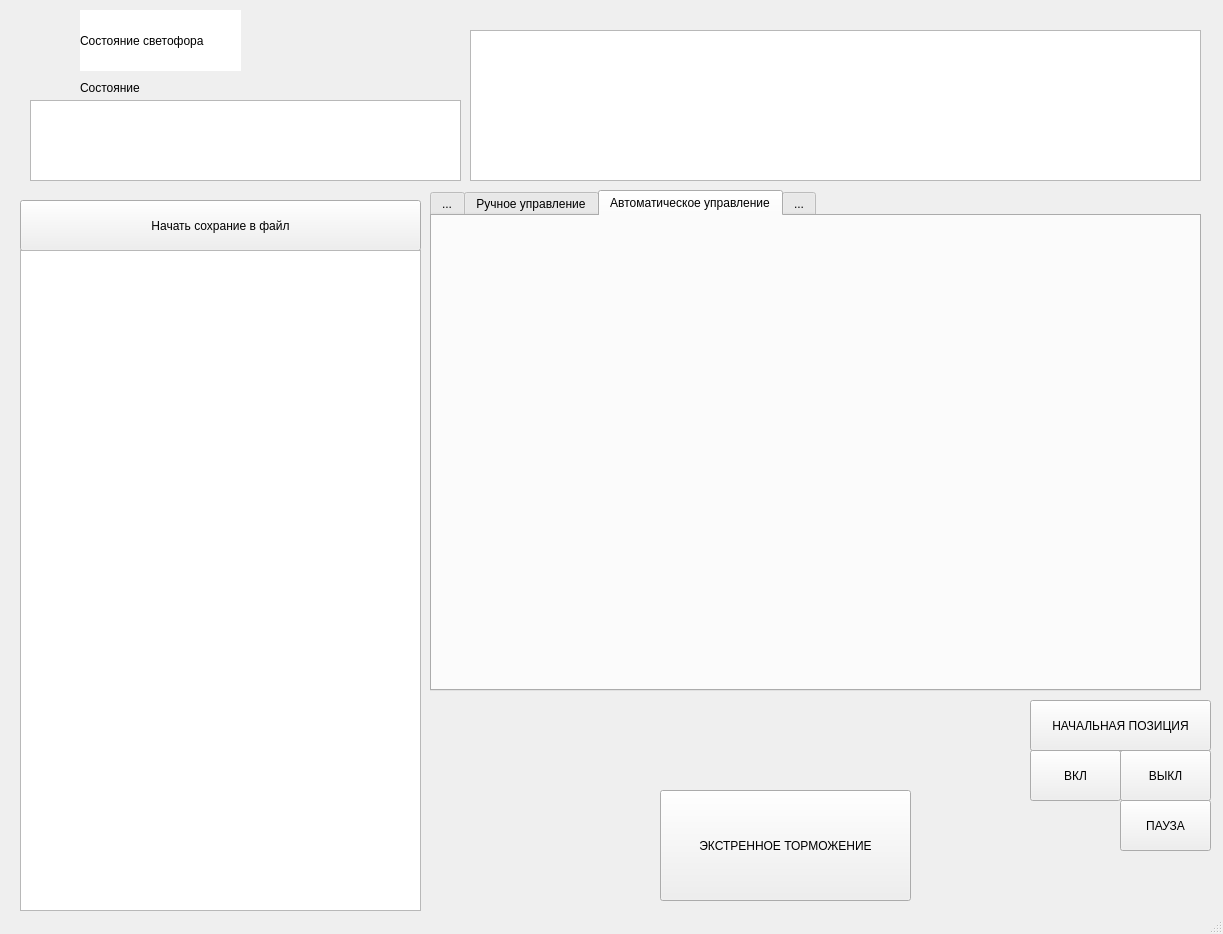
Qt form second/designe.ui (GogolevBat/Robotics) before a commit.
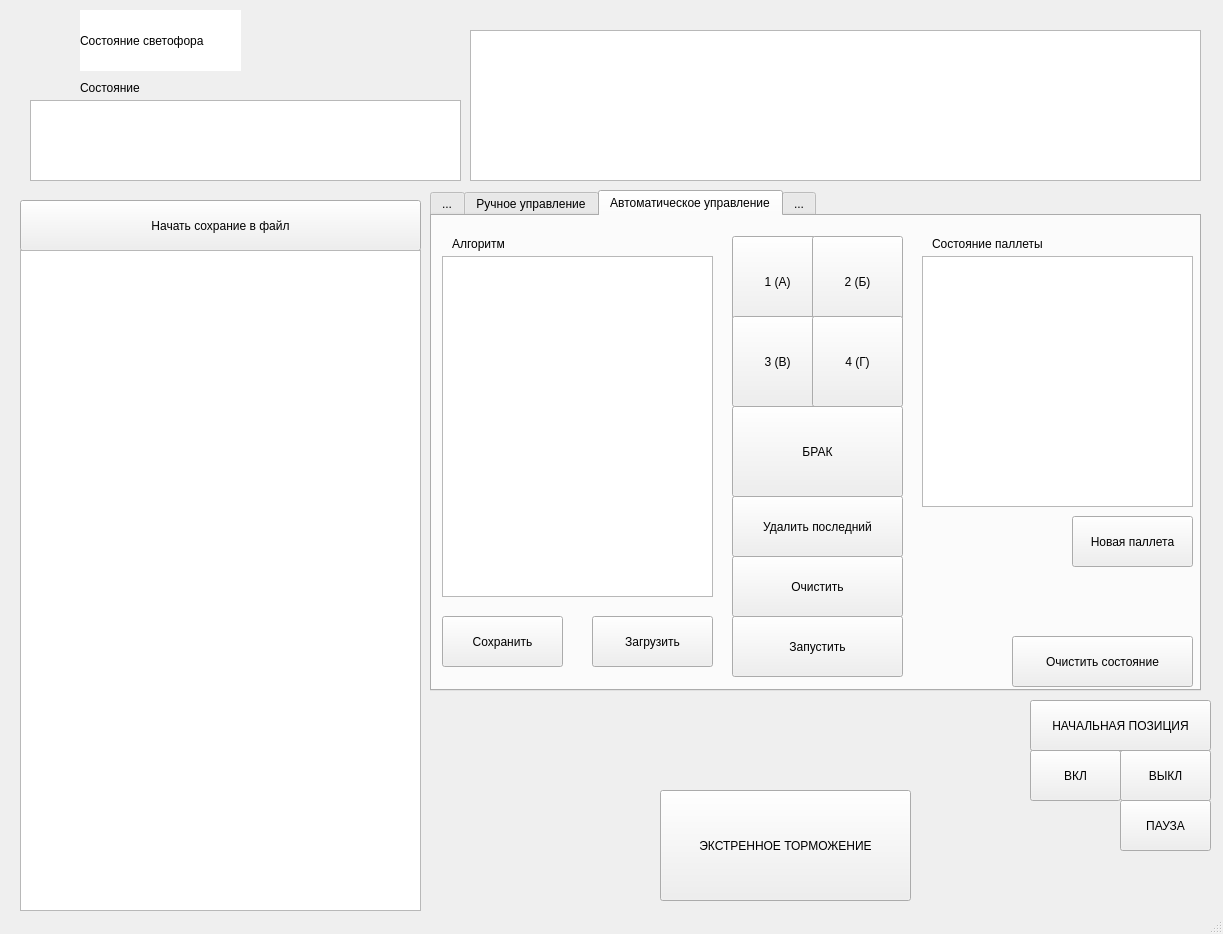
The same form after that commit. The open tabs and pages were chosen to show the change.

```diff
--- a/second/designe.ui
+++ b/second/designe.ui
@@ -659,6 +659,208 @@
      <attribute name="title">
       <string>Автоматическое управление</string>
      </attribute>
+     <widget class="QPushButton" name="auto_pallete_1">
+      <property name="geometry">
+       <rect>
+        <x>300</x>
+        <y>20</y>
+        <width>91</width>
+        <height>91</height>
+       </rect>
+      </property>
+      <property name="text">
+       <string>1 (А)</string>
+      </property>
+     </widget>
+     <widget class="QPushButton" name="auto_pallete_2">
+      <property name="geometry">
+       <rect>
+        <x>380</x>
+        <y>20</y>
+        <width>91</width>
+        <height>91</height>
+       </rect>
+      </property>
+      <property name="text">
+       <string>2 (Б)</string>
+      </property>
+     </widget>
+     <widget class="QPushButton" name="auto_pallete_3">
+      <property name="geometry">
+       <rect>
+        <x>300</x>
+        <y>100</y>
+        <width>91</width>
+        <height>91</height>
+       </rect>
+      </property>
+      <property name="text">
+       <string>3 (В)</string>
+      </property>
+     </widget>
+     <widget class="QPushButton" name="auto_pallete_4">
+      <property name="geometry">
+       <rect>
+        <x>380</x>
+        <y>100</y>
+        <width>91</width>
+        <height>91</height>
+       </rect>
+      </property>
+      <property name="text">
+       <string>4 (Г)</string>
+      </property>
+     </widget>
+     <widget class="QPushButton" name="auto_pallete_deffect">
+      <property name="geometry">
+       <rect>
+        <x>300</x>
+        <y>190</y>
+        <width>171</width>
+        <height>91</height>
+       </rect>
+      </property>
+      <property name="text">
+       <string>БРАК</string>
+      </property>
+     </widget>
+     <widget class="QPushButton" name="auto_pallete_delete">
+      <property name="geometry">
+       <rect>
+        <x>300</x>
+        <y>280</y>
+        <width>171</width>
+        <height>61</height>
+       </rect>
+      </property>
+      <property name="text">
+       <string>Удалить последний</string>
+      </property>
+     </widget>
+     <widget class="QPushButton" name="auto_pallete_clear">
+      <property name="geometry">
+       <rect>
+        <x>300</x>
+        <y>340</y>
+        <width>171</width>
+        <height>61</height>
+       </rect>
+      </property>
+      <property name="text">
+       <string>Очистить</string>
+      </property>
+     </widget>
+     <widget class="QTableWidget" name="auto_table_algorithm">
+      <property name="geometry">
+       <rect>
+        <x>10</x>
+        <y>40</y>
+        <width>271</width>
+        <height>341</height>
+       </rect>
+      </property>
+     </widget>
+     <widget class="QLabel" name="label_17">
+      <property name="geometry">
+       <rect>
+        <x>20</x>
+        <y>20</y>
+        <width>81</width>
+        <height>16</height>
+       </rect>
+      </property>
+      <property name="text">
+       <string>Алгоритм</string>
+      </property>
+     </widget>
+     <widget class="QTableWidget" name="auto_table_pallete_state">
+      <property name="geometry">
+       <rect>
+        <x>490</x>
+        <y>40</y>
+        <width>271</width>
+        <height>251</height>
+       </rect>
+      </property>
+     </widget>
+     <widget class="QLabel" name="label_18">
+      <property name="geometry">
+       <rect>
+        <x>500</x>
+        <y>20</y>
+        <width>131</width>
+        <height>16</height>
+       </rect>
+      </property>
+      <property name="text">
+       <string>Состояние паллеты</string>
+      </property>
+     </widget>
+     <widget class="QPushButton" name="auto_alg_save">
+      <property name="geometry">
+       <rect>
+        <x>10</x>
+        <y>400</y>
+        <width>121</width>
+        <height>51</height>
+       </rect>
+      </property>
+      <property name="text">
+       <string>Сохранить</string>
+      </property>
+     </widget>
+     <widget class="QPushButton" name="auto_alg_download">
+      <property name="geometry">
+       <rect>
+        <x>160</x>
+        <y>400</y>
+        <width>121</width>
+        <height>51</height>
+       </rect>
+      </property>
+      <property name="text">
+       <string>Загрузить</string>
+      </property>
+     </widget>
+     <widget class="QPushButton" name="auto_new_pallete">
+      <property name="geometry">
+       <rect>
+        <x>640</x>
+        <y>300</y>
+        <width>121</width>
+        <height>51</height>
+       </rect>
+      </property>
+      <property name="text">
+       <string>Новая паллета</string>
+      </property>
+     </widget>
+     <widget class="QPushButton" name="auto_clear_state">
+      <property name="geometry">
+       <rect>
+        <x>580</x>
+        <y>420</y>
+        <width>181</width>
+        <height>51</height>
+       </rect>
+      </property>
+      <property name="text">
+       <string>Очистить состояние</string>
+      </property>
+     </widget>
+     <widget class="QPushButton" name="auto_start">
+      <property name="geometry">
+       <rect>
+        <x>300</x>
+        <y>400</y>
+        <width>171</width>
+        <height>61</height>
+       </rect>
+      </property>
+      <property name="text">
+       <string>Запустить</string>
+      </property>
+     </widget>
     </widget>
     <widget class="QWidget" name="tab_2">
      <attribute name="title">
```
Left out of the diff: 4 changed lines with no effect on the pictures.
